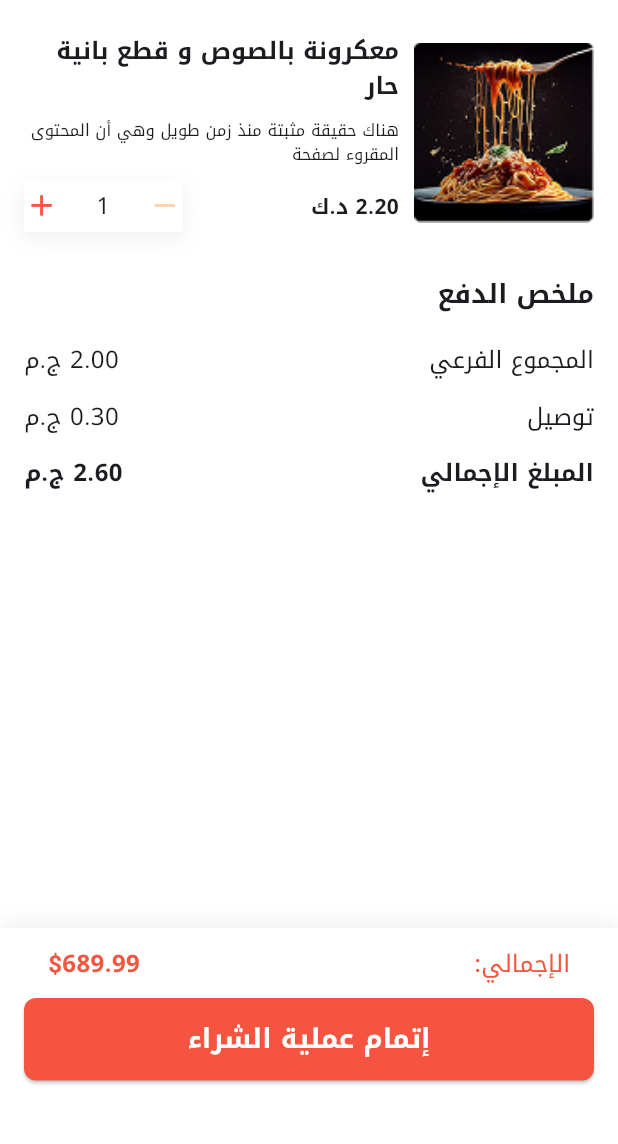
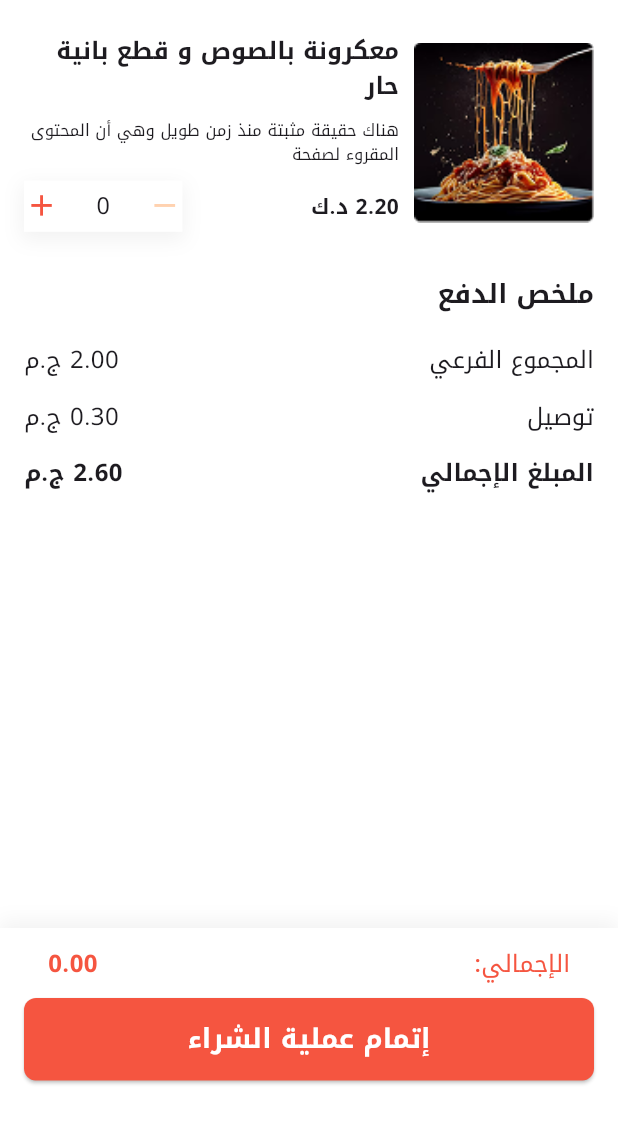
Before and after one commit to Zeiadd1310/Fast-Food-App, a Flutter app: the ShoppingCartView screen opened by its route, on a phone screen of 412 x 824 dp, the part 68-1212 px from its top. Run offline on Flutter 3.47's test engine with Material 3 defaults, Android fonts, the phone set to English and light mode, and no system bars; our stand-ins replace flutter_screenutil, font_awesome_flutter, go_router, google_fonts.

Commit message:
adding cart controller using providers

```diff
--- a/lib/views/shopping_cart_view.dart
+++ b/lib/views/shopping_cart_view.dart
@@ -1,8 +1,10 @@
 import 'package:depi/constants.dart';
+import 'package:depi/features/cart/controller/cart_controller.dart';
 import 'package:depi/widgets/custom_adding_item_widget.dart';
 import 'package:depi/widgets/custom_back_button.dart';
 import 'package:flutter/material.dart';
 import 'package:flutter_screenutil/flutter_screenutil.dart';
+import 'package:provider/provider.dart';
 
 class ShoppingCartView extends StatelessWidget {
   const ShoppingCartView({super.key});
@@ -167,7 +169,9 @@ class ShoppingCartView extends StatelessWidget {
                     ),
                   ),
                   Text(
-                    '\$689.99',
+                    context.watch<CartController>().totalPrice.toStringAsFixed(
+                      2,
+                    ),
                     style: TextStyle(
                       fontSize: 16,
                       fontWeight: FontWeight.w700,
--- a/lib/widgets/custom_adding_item_widget.dart
+++ b/lib/widgets/custom_adding_item_widget.dart
@@ -1,17 +1,20 @@
+import 'package:depi/features/cart/controller/cart_controller.dart';
 import 'package:flutter/material.dart';
 import 'package:flutter_screenutil/flutter_screenutil.dart';
+import 'package:provider/provider.dart';
 
 class CustomAddingItemWidget extends StatelessWidget {
   const CustomAddingItemWidget({super.key});
 
   @override
   Widget build(BuildContext context) {
+    return Consumer<CartController>(
+      builder: (context, cartController, child) {
         return Container(
           width: 100.w,
           height: 35.h,
           decoration: BoxDecoration(
             color: Colors.white,
-
             boxShadow: [
               BoxShadow(
                 color: Colors.black.withOpacity(0.05),
@@ -25,14 +28,29 @@ class CustomAddingItemWidget extends StatelessWidget {
             mainAxisAlignment: MainAxisAlignment.spaceBetween,
             children: [
               InkWell(
-            child: Icon(Icons.remove, color: Color(0xffFFD2B0), size: 24.sp),
+                onTap: () {
+                  cartController.removeItem();
+                },
+                child: Icon(
+                  Icons.remove,
+                  color: Color(0xffFFD2B0),
+                  size: 24.sp,
                 ),
-          Text('1', style: TextStyle(fontSize: 16.sp)),
+              ),
+              Text(
+                cartController.itemCount.toString(),
+                style: TextStyle(fontSize: 16.sp),
+              ),
               InkWell(
+                onTap: () {
+                  cartController.addItem();
+                },
                 child: Icon(Icons.add, color: Color(0xffF55540), size: 24.sp),
               ),
             ],
           ),
         );
+      },
+    );
   }
 }
--- a/pubspec.yaml
+++ b/pubspec.yaml
@@ -39,6 +39,7 @@ dependencies:
   font_awesome_flutter: ^10.12.0
   go_router: ^17.1.0
   google_fonts: ^6.2.1
+  provider: ^6.1.5+1
 
 dev_dependencies:
   flutter_lints: ^6.0.0
```
Also changed, not shown: lib/features/cart/controller/cart_controller.dart (added, +30 -0 lines), lib/main.dart (+11 -1 lines), pubspec.lock. Lines whose indentation alone changed are shown as unchanged.
